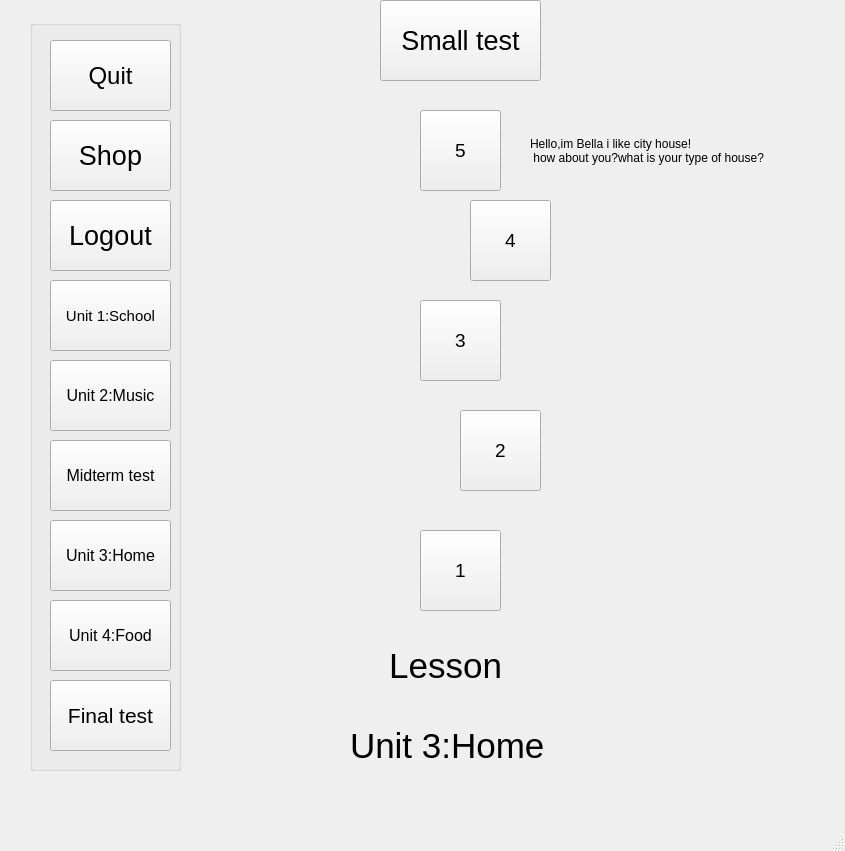
Old version of the form SPCK/Gui/Unit3.ui in the repository trongphuc1/TL-C4K-PTI01-.
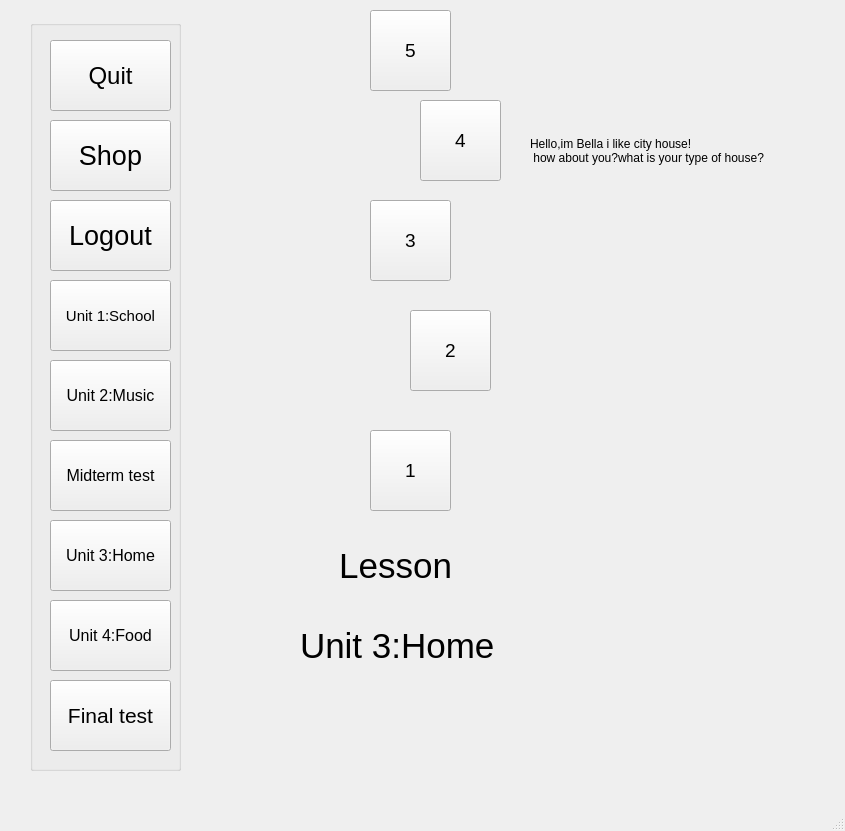
New version of the form. Icons and pictures are not drawn.

What changed in the file:
```diff
--- a/SPCK/Gui/Unit3.ui
+++ b/SPCK/Gui/Unit3.ui
@@ -7,7 +7,7 @@
     <x>0</x>
     <y>0</y>
     <width>845</width>
-    <height>851</height>
+    <height>831</height>
    </rect>
   </property>
   <property name="windowTitle">
@@ -36,8 +36,8 @@
    <widget class="QPushButton" name="pushButton_7">
     <property name="geometry">
      <rect>
-      <x>470</x>
-      <y>200</y>
+      <x>420</x>
+      <y>100</y>
       <width>81</width>
       <height>81</height>
      </rect>
@@ -54,8 +54,8 @@
    <widget class="QPushButton" name="pushButton_8">
     <property name="geometry">
      <rect>
-      <x>420</x>
-      <y>110</y>
+      <x>370</x>
+      <y>10</y>
       <width>81</width>
       <height>81</height>
      </rect>
@@ -72,8 +72,8 @@
    <widget class="QLabel" name="label">
     <property name="geometry">
      <rect>
-      <x>360</x>
-      <y>620</y>
+      <x>310</x>
+      <y>520</y>
       <width>221</width>
       <height>91</height>
      </rect>
@@ -90,8 +90,8 @@
    <widget class="QPushButton" name="pushButton_4">
     <property name="geometry">
      <rect>
-      <x>420</x>
-      <y>530</y>
+      <x>370</x>
+      <y>430</y>
       <width>81</width>
       <height>81</height>
      </rect>
@@ -108,8 +108,8 @@
    <widget class="QPushButton" name="pushButton_5">
     <property name="geometry">
      <rect>
-      <x>460</x>
-      <y>410</y>
+      <x>410</x>
+      <y>310</y>
       <width>81</width>
       <height>81</height>
      </rect>
@@ -126,8 +126,8 @@
    <widget class="QPushButton" name="pushButton_6">
     <property name="geometry">
      <rect>
-      <x>420</x>
-      <y>300</y>
+      <x>370</x>
+      <y>200</y>
       <width>81</width>
       <height>81</height>
      </rect>
@@ -141,24 +141,6 @@
      <string>3</string>
     </property>
    </widget>
-   <widget class="QPushButton" name="pushButton_9">
-    <property name="geometry">
-     <rect>
-      <x>380</x>
-      <y>0</y>
-      <width>161</width>
-      <height>81</height>
-     </rect>
-    </property>
-    <property name="font">
-     <font>
-      <pointsize>20</pointsize>
-     </font>
-    </property>
-    <property name="text">
-     <string>Small test</string>
-    </property>
-   </widget>
    <widget class="QLabel" name="label_2">
     <property name="geometry">
      <rect>
@@ -356,8 +338,8 @@
    <widget class="QLabel" name="label_4">
     <property name="geometry">
      <rect>
-      <x>350</x>
-      <y>700</y>
+      <x>300</x>
+      <y>600</y>
       <width>261</width>
       <height>91</height>
      </rect>
```
